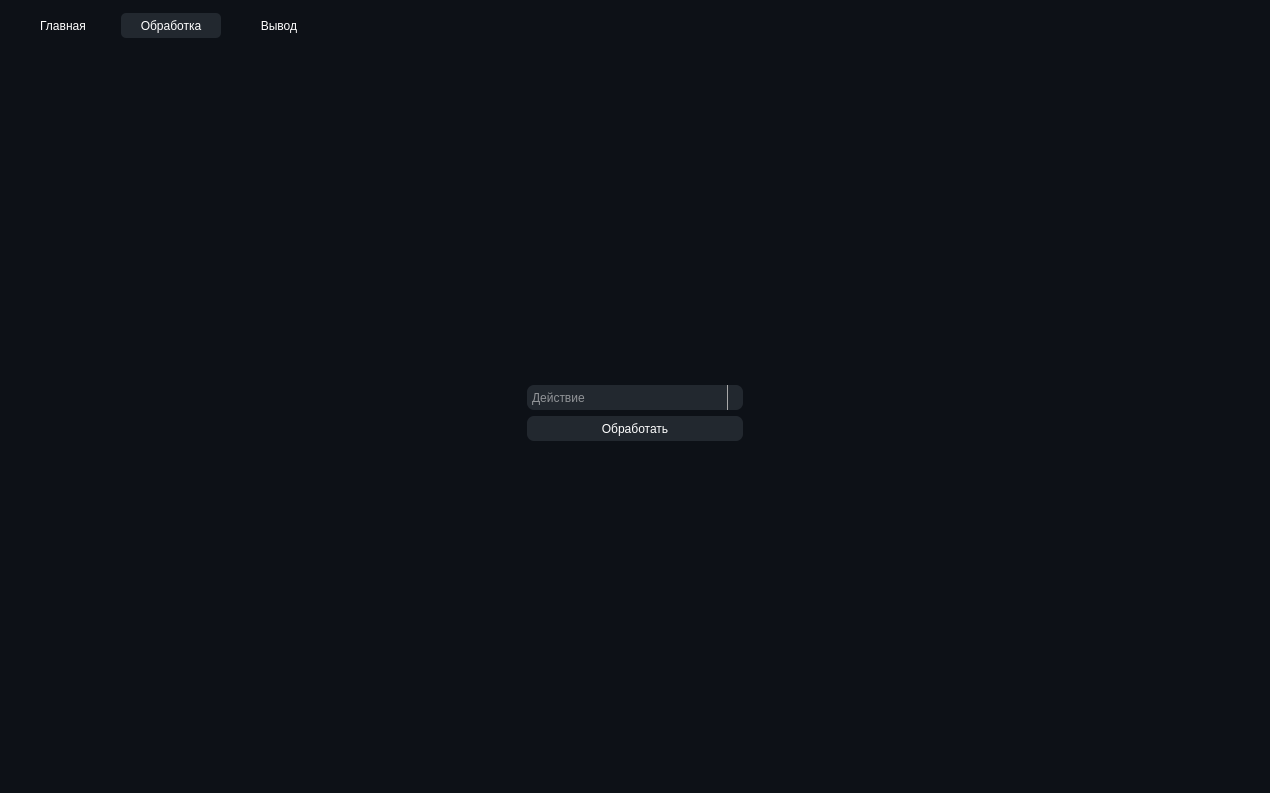
The window that ListAnalyzer/mainwindow.ui (Nighty3098/ListProcessing) describes before a commit, drawn with Qt 5.
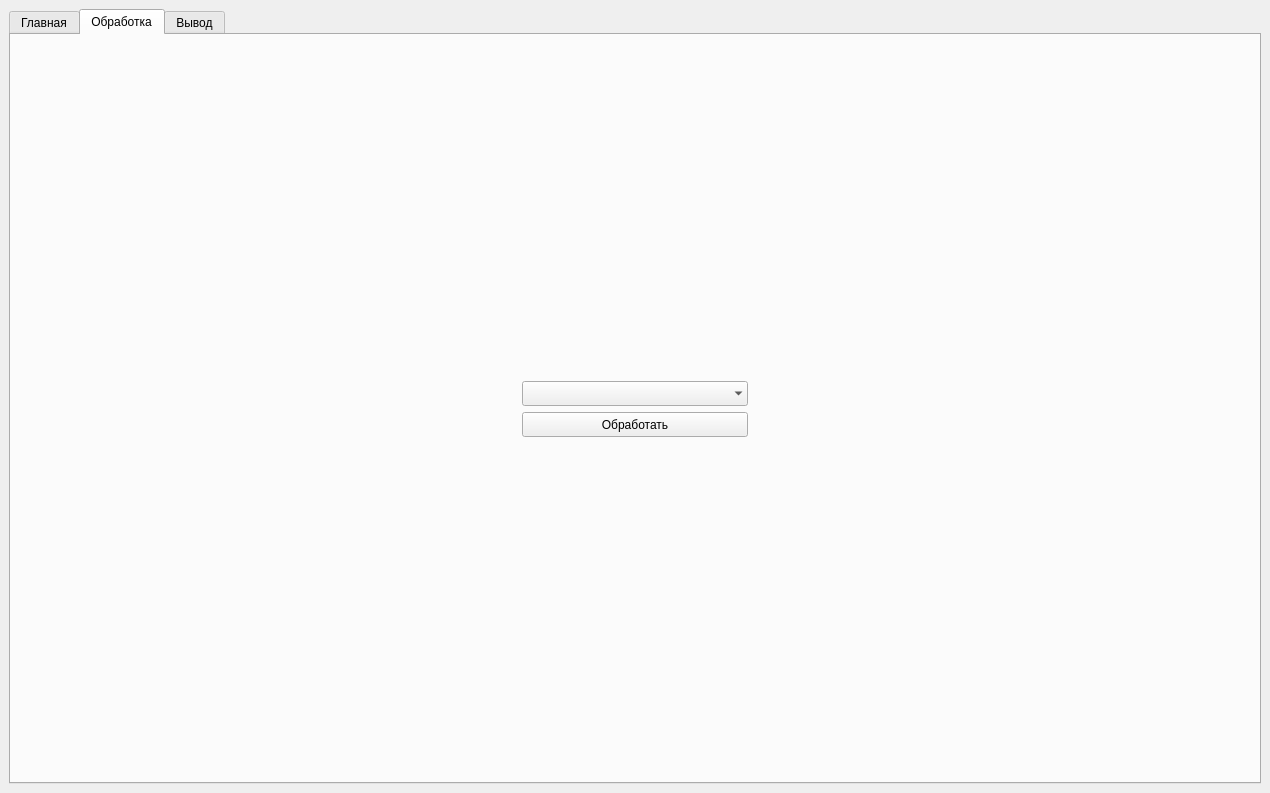
The same window after the commit. The open tabs and pages were chosen to show the change. Icons and pictures are not drawn.

Patch:
```diff
--- a/ListAnalyzer/mainwindow.ui
+++ b/ListAnalyzer/mainwindow.ui
@@ -17,7 +17,7 @@
    <iconset theme="QIcon::ThemeIcon::GoHome"/>
   </property>
   <property name="styleSheet">
-   <string notr="true">background-color: #0d1117; color: #ffffff; border: none; border-radius: 15px;</string>
+   <string notr="true"/>
   </property>
   <widget class="QWidget" name="centralwidget">
    <layout class="QHBoxLayout" name="horizontalLayout">
@@ -29,34 +29,7 @@
          <bool>false</bool>
         </property>
         <property name="styleSheet">
-         <string notr="true">QTabWidget::tab-bar { alignment: center; }
-
-QTabWidet {
-	background-color: #0d1117;
-}
-
-QTabWidget::pane {
-    border: 0px solid lightgray;
-    border-radius: 10px;
-    background: transparent;
-}
-
-QTabBar::tab {
-	width: 100px;
-	height: 25px;
-	margin: 4px;
-	border: none;
-	background: transparent	;
-}
-
-QTabBar::tab:selected, QTabBar::tab:hover {
-    background: #22282f;
-	color: #fff;
-	border-radius: 5px;
-	width: 100px;
-	height: 25px;
-	margin: 4px;
-}</string>
+         <string notr="true"/>
         </property>
         <property name="tabPosition">
          <enum>QTabWidget::TabPosition::North</enum>
@@ -186,38 +159,7 @@
                <bool>false</bool>
               </property>
               <property name="styleSheet">
-               <string notr="true">QComboBox {
-	selection-background-color: #5e5e5e;
-	background-color: #22282f ;	
-	border-radius: 7px;
-}
-
-QComboBox::drop-down {
-    subcontrol-origin: padding;
-    subcontrol-position: top right;
-    width: 15px;
-    border-left-width: 1px;
-    border-left-color: darkgray;
-    border-left-style: solid;
-    border-top-right-radius: 3px;
-    border-bottom-right-radius: 3px;
-	selection-background-color: #5e5e5e;
-}
-
-QComboBox::down-arrow:on {
-    top: 1px;
-    left: 1px;
-}
-
-QComboBox QAbstractItemView {
-  border: 1px solid grey;
-  background-color: #22282f ;
-  selection-background-color: #5e5e5e;
-}
-
-QComboBox QListView {
-	background-color: lightgreen;
-}</string>
+               <string notr="true"/>
               </property>
               <property name="placeholderText">
                <string>Действие</string>
@@ -298,7 +240,7 @@
                </size>
               </property>
               <property name="styleSheet">
-               <string notr="true">background-color: #22282f; border-radius: 7px;</string>
+               <string notr="true"/>
               </property>
               <property name="text">
                <string>Обработать</string>
```
Left out of the diff: 31 changed lines with no effect on the pictures.
